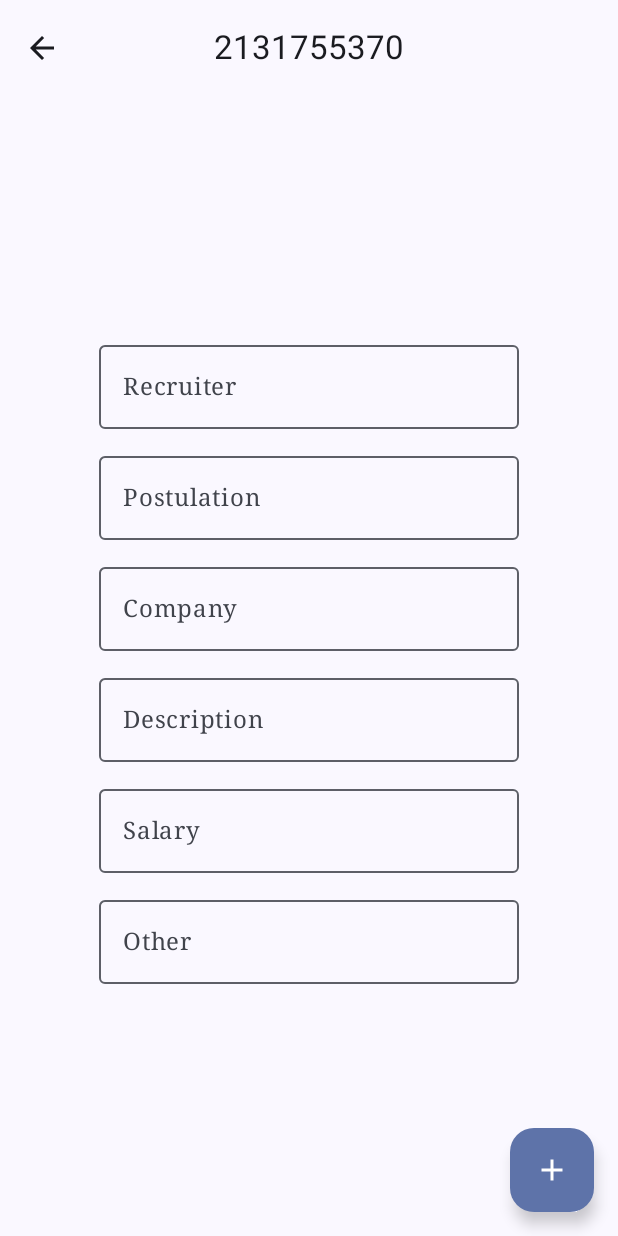
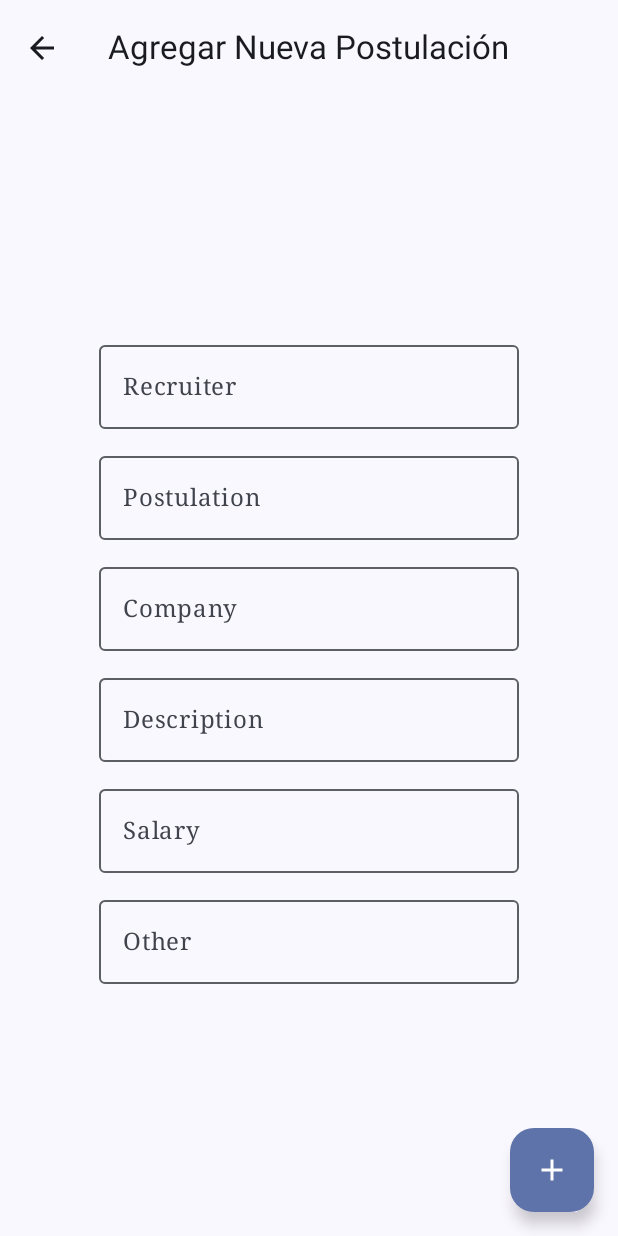
Before and after one commit to justerbass/MyJobMap, an Android app built with Jetpack Compose: the NewJob screen opened through its navigation route, on a phone screen of 412 x 824 dp. Run offline under Robolectric (Android 15) with nearby library versions, the phone set to English and light mode, and no system bars; our stand-ins replace Dagger/Hilt's generated code.

Commit message:
text in topbar fixed

```diff
--- a/app/src/main/java/cl/app/myjobmap/view/MainView.kt
+++ b/app/src/main/java/cl/app/myjobmap/view/MainView.kt
@@ -19,6 +19,7 @@ import androidx.compose.runtime.collectAsState
 import androidx.compose.runtime.getValue
 import androidx.compose.ui.Alignment
 import androidx.compose.ui.Modifier
+import androidx.compose.ui.res.stringResource
 import androidx.navigation.NavController
 import cl.app.myjobmap.R
 import cl.app.myjobmap.components.JobCard
@@ -33,7 +34,7 @@ fun MainView(navControler: NavController, viewModel: PostulationViewModel) {
         topBar = {
             CenterAlignedTopAppBar(
                 title = {
-                    Text(text = R.string.mainview.toString())
+                    Text(text = stringResource(id = R.string.mainview))
                 }
             )
         },
--- a/app/src/main/java/cl/app/myjobmap/view/NewJob.kt
+++ b/app/src/main/java/cl/app/myjobmap/view/NewJob.kt
@@ -20,6 +20,7 @@ import androidx.compose.runtime.mutableStateOf
 import androidx.compose.runtime.remember
 import androidx.compose.ui.Alignment
 import androidx.compose.ui.Modifier
+import androidx.compose.ui.res.stringResource
 import androidx.compose.ui.tooling.preview.Preview
 import androidx.navigation.NavController
 import cl.app.myjobmap.R
@@ -55,12 +56,12 @@ fun NewJob(
                     IconButton(onClick = { navControler.navigate(Screen.MainView.route) }
                         ) {
                         Icon(imageVector = Icons.AutoMirrored.Filled.ArrowBack,
-                            contentDescription = R.string.back.toString()
+                            contentDescription = stringResource(id = R.string.back)
                         )
                     }
                 },
                 title = {
-                    Text(text = R.string.NewJob.toString())
+                    Text(text = stringResource(id = R.string.NewJob))
                 }
             )
         },
```
